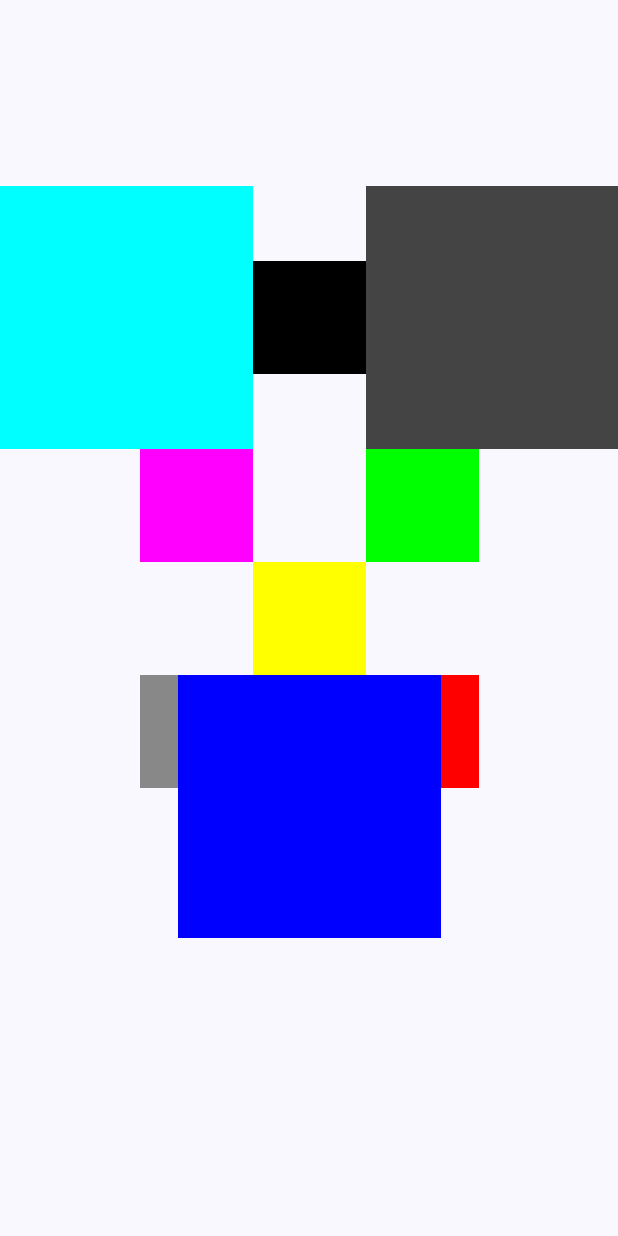
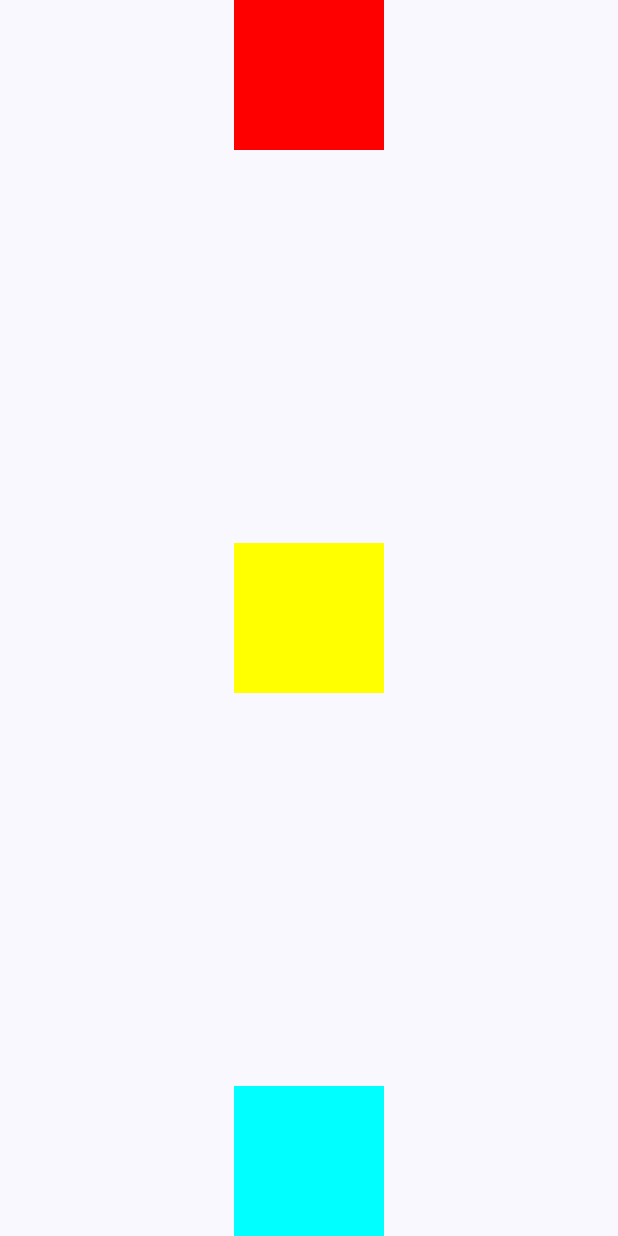
Before and after one commit to RafaelManzanoDev/JetpackComposeCursoMaterial3, an Android app built with Jetpack Compose: the screen it shows after launch (MainActivity), on a phone screen of 412 x 824 dp. Run offline under Robolectric (Android 15) with nearby library versions, the phone set to English and light mode, and no system bars; our stand-ins replace constraintlayout-compose.

Commit message:
Seccion 2 - ConstrainLayout Avanzado

```diff
--- a/MyFirstComposeApp/app/src/main/java/es/rmanzanodev/myfirstcomposeapp/MainActivity.kt
+++ b/MyFirstComposeApp/app/src/main/java/es/rmanzanodev/myfirstcomposeapp/MainActivity.kt
@@ -10,14 +10,8 @@ import androidx.compose.material3.Scaffold
 import androidx.compose.runtime.Composable
 import androidx.compose.ui.Modifier
 import androidx.compose.ui.tooling.preview.Preview
-import es.rmanzanodev.myfirstcomposeapp.component.layout.MyBasicConstraintLayout
-import es.rmanzanodev.myfirstcomposeapp.component.layout.MyBox
-import es.rmanzanodev.myfirstcomposeapp.component.layout.MyColumn
-import es.rmanzanodev.myfirstcomposeapp.component.layout.MyComplexLayout
-import es.rmanzanodev.myfirstcomposeapp.component.layout.MyComplexLayoutExercise
-import es.rmanzanodev.myfirstcomposeapp.component.layout.MyConstraintLayoutExercise
-import es.rmanzanodev.myfirstcomposeapp.component.layout.MyRow
-import es.rmanzanodev.myfirstcomposeapp.component.layout.MySpacer
+import es.rmanzanodev.myfirstcomposeapp.component.layout.MyConstraintLayoutBarrier
+import es.rmanzanodev.myfirstcomposeapp.component.layout.MyConstraintLayoutChain
 import es.rmanzanodev.myfirstcomposeapp.login.Greeting
 import es.rmanzanodev.myfirstcomposeapp.ui.theme.MyFirstComposeAppTheme
 
@@ -28,7 +22,7 @@ class MainActivity : ComponentActivity() {
         setContent {
             MyFirstComposeAppTheme {
                 Scaffold(modifier = Modifier.fillMaxSize()) { innerPadding ->
-                    MyConstraintLayoutExercise(Modifier.padding(innerPadding))
+                    MyConstraintLayoutChain(Modifier.padding(innerPadding))
                 }
             }
         }
--- /dev/null
+++ b/MyFirstComposeApp/app/src/main/java/es/rmanzanodev/myfirstcomposeapp/component/layout/MyConstraintLayoutChain.kt
@@ -0,0 +1,42 @@
+package es.rmanzanodev.myfirstcomposeapp.component.layout
+
+import androidx.compose.foundation.background
+import androidx.compose.foundation.layout.Box
+import androidx.compose.foundation.layout.fillMaxSize
+import androidx.compose.foundation.layout.size
+import androidx.compose.runtime.Composable
+import androidx.compose.ui.Modifier
+import androidx.compose.ui.graphics.Color
+import androidx.compose.ui.unit.dp
+import androidx.constraintlayout.compose.ChainStyle
+import androidx.constraintlayout.compose.ConstraintLayout
+
+@Composable
+fun MyConstraintLayoutChain(modifier: Modifier) {
+    ConstraintLayout(modifier = modifier.fillMaxSize()) {
+        val (boxRed, boxYellow, boxCyan) = createRefs()
+
+        Box(modifier = Modifier.size(100.dp).background(Color.Red).constrainAs(boxRed) {
+            start.linkTo(parent.start)
+            end.linkTo(parent.end)
+            top.linkTo(parent.top)
+            bottom.linkTo(boxYellow.top)
+        })
+
+        Box(modifier = Modifier.size(100.dp).background(Color.Yellow).constrainAs(boxYellow) {
+            start.linkTo(parent.start)
+            end.linkTo(parent.end)
+            top.linkTo(boxRed.bottom)
+            bottom.linkTo(boxCyan.top)
+        })
+
+        Box(modifier = Modifier.size(100.dp).background(Color.Cyan).constrainAs(boxCyan) {
+            start.linkTo(parent.start)
+            end.linkTo(parent.end)
+            top.linkTo(boxYellow.bottom)
+            bottom.linkTo(parent.bottom)
+        })
+
+        createVerticalChain(boxRed, boxYellow, boxCyan, chainStyle = ChainStyle.SpreadInside)
+    }
+}
```
Also changed, not shown: MyFirstComposeApp/app/src/main/java/es/rmanzanodev/myfirstcomposeapp/component/layout/MyConstraintLayoutBarrier.kt (added, +33 -0 lines), MyFirstComposeApp/app/src/main/java/es/rmanzanodev/myfirstcomposeapp/component/layout/MyConstraintLayoutGuideline.kt (added, +24 -0 lines).
